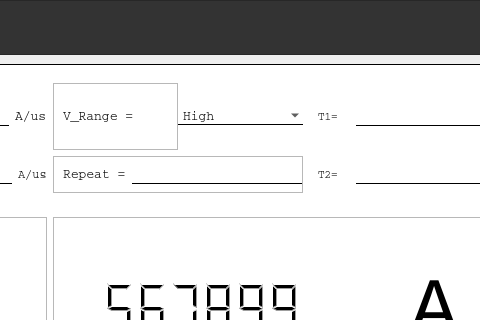
Qt form DeviceInterface.ui (HusseinElsherbini/Chixculub-Impactor) before a commit; both pictures show x 488 to 968 and y 0 to 320 of the 1174 by 483 pixel window.
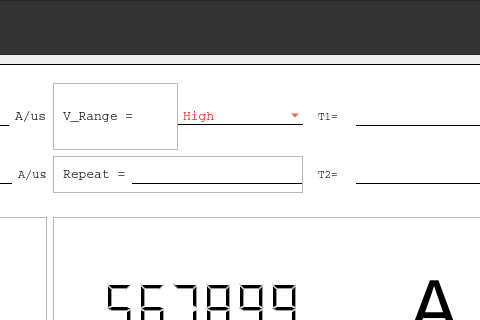
The same form after that commit. The open tabs and pages were chosen to show the change. Icons and pictures are not drawn.

The edit to the form file:
```diff
--- a/DeviceInterface.ui
+++ b/DeviceInterface.ui
@@ -2778,6 +2778,7 @@
 	border:transparent;
 	border-bottom: 1px solid black;
 	background:transparent;
+	color: red;
 }
 
 
```
Left out of the diff: 65 changed lines with no effect on the pictures.
